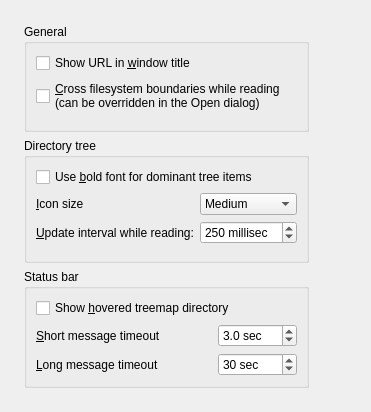
Lithopsian/qdirstat, file src/general-config-page.ui: the form before one commit.
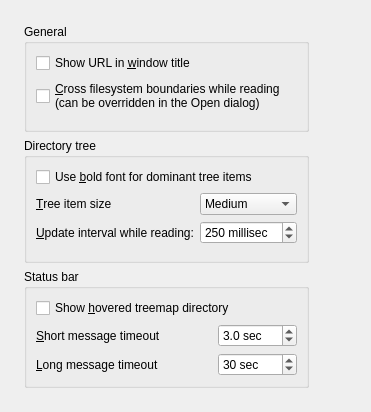
The form after the commit.

```diff
--- a/src/general-config-page.ui
+++ b/src/general-config-page.ui
@@ -83,7 +83,7 @@
         <item row="1" column="0">
          <widget class="QLabel" name="treeIconThemeCaption">
           <property name="text">
-           <string>&amp;Icon size</string>
+           <string>&amp;Tree item size</string>
           </property>
           <property name="buddy">
            <cstring>treeIconThemeComboBox</cstring>
```
Left out of the diff: 3 changed lines with no effect on the pictures.
